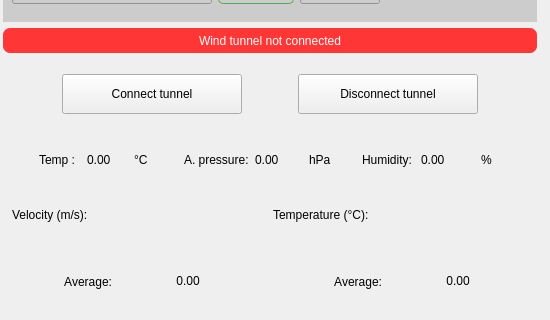
The window that Qt_files/wind_tunnel_Info_view.ui (nirow1/Lisbon_wind_tunnel) describes before a commit, drawn with Qt 5; both pictures show x 0 to 550 and y 107 to 427 of the 550 by 843 pixel window.
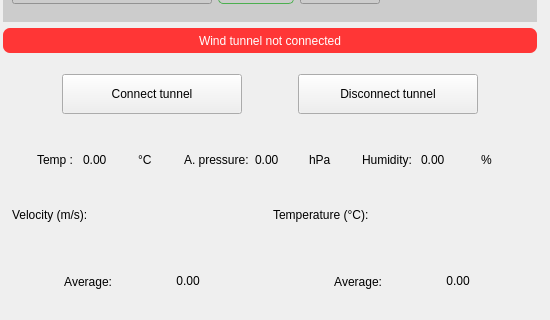
The same window after the commit. Custom widgets are drawn as their Qt base class.

Commit message:
fix: - fixing papago data handling - fix saving buttons state - fix saving thread
feat:
- add home driver function to driver 3d plc controller
- add home driver function to scale plc controller

```diff
--- a/Qt_files/wind_tunnel_Info_view.ui
+++ b/Qt_files/wind_tunnel_Info_view.ui
@@ -499,7 +499,7 @@
              <widget class="QLabel" name="temp_lbl">
               <property name="maximumSize">
                <size>
-                <width>35</width>
+                <width>45</width>
                 <height>16777215</height>
                </size>
               </property>
```
The commit also changes 7 other files.
